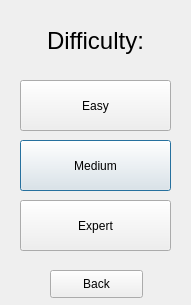
Above: Sudoku/difficultywindow.ui from Akara4ok/Sudoku before the change. Below: the same form after it.
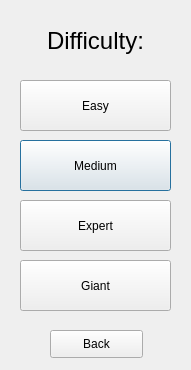
That is the form after the change.

Diff of the .ui file:
```diff
--- a/Sudoku/difficultywindow.ui
+++ b/Sudoku/difficultywindow.ui
@@ -7,19 +7,19 @@
     <x>0</x>
     <y>0</y>
     <width>191</width>
-    <height>305</height>
+    <height>370</height>
    </rect>
   </property>
   <property name="minimumSize">
    <size>
     <width>191</width>
-    <height>305</height>
+    <height>370</height>
    </size>
   </property>
   <property name="maximumSize">
    <size>
     <width>191</width>
-    <height>305</height>
+    <height>370</height>
    </size>
   </property>
   <property name="windowTitle">
@@ -92,7 +92,7 @@
    <property name="geometry">
     <rect>
      <x>50</x>
-     <y>270</y>
+     <y>330</y>
      <width>93</width>
      <height>28</height>
     </rect>
@@ -101,6 +101,19 @@
     <string>Back</string>
    </property>
   </widget>
+  <widget class="QPushButton" name="giantButton">
+   <property name="geometry">
+    <rect>
+     <x>20</x>
+     <y>260</y>
+     <width>151</width>
+     <height>51</height>
+    </rect>
+   </property>
+   <property name="text">
+    <string>Giant</string>
+   </property>
+  </widget>
  </widget>
  <resources/>
  <connections/>
```
